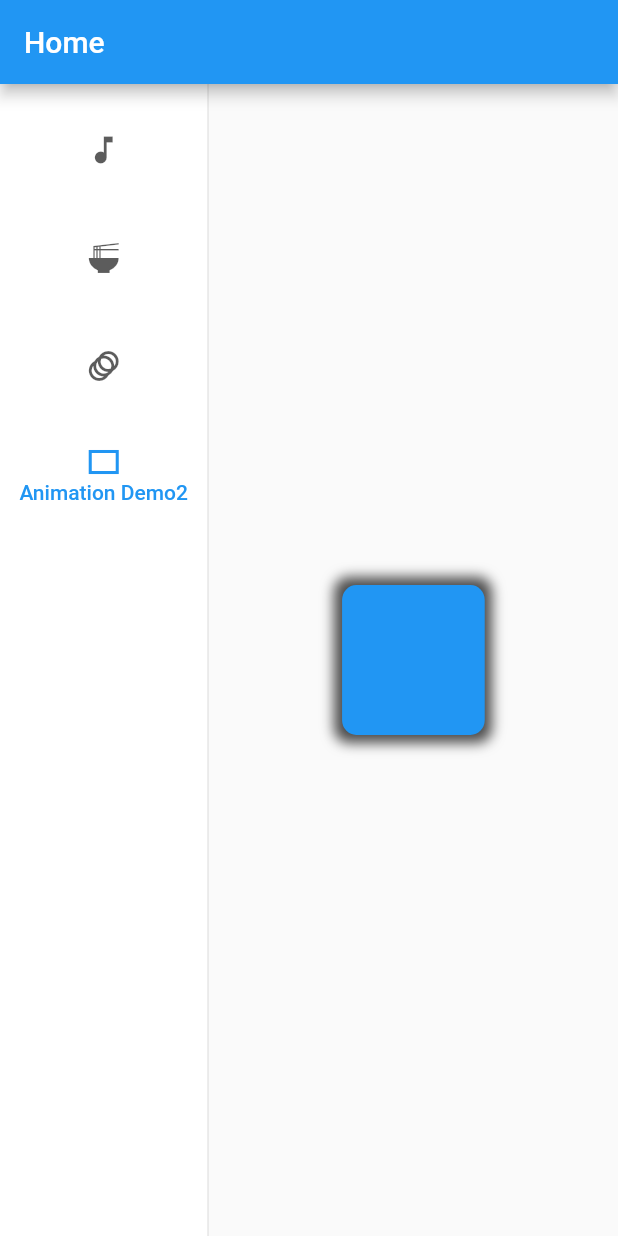
After one commit to jinyongnan810/flutter-practice, a Flutter app: the screen it shows after launch, after a tap on "Test Widgets Demo", after a tap on "Animation Demo", after a tap on "Animation Demo2", on a phone screen of 412 x 824 dp. The commit adds this screen. Run offline on Flutter 3.47's test engine with Material 2 defaults, Android fonts, the phone set to English and light mode, and no system bars; our stand-ins replace audioplayers, flutter_riverpod, freezed_annotation.

Commit message:
flipping animation

```diff
--- /dev/null
+++ b/lib/demos/animation-demo2.dart
@@ -0,0 +1,73 @@
+import 'dart:math';
+
+import 'package:flutter/material.dart';
+import 'package:flutter_practice/shared/demo-widget.dart';
+
+class AnimationDemo2 extends StatefulWidget implements DemoWidget {
+  const AnimationDemo2({Key? key}) : super(key: key);
+  static const String _title = 'Animation Demo2';
+  static const String _description = 'Flipping rectangle animation';
+
+  @override
+  State<AnimationDemo2> createState() => _AnimationDemo2State();
+  @override
+  String get title => AnimationDemo2._title;
+
+  @override
+  String get description => AnimationDemo2._description;
+
+  @override
+  Icon get icon => const Icon(Icons.rectangle_outlined);
+}
+
+class _AnimationDemo2State extends State<AnimationDemo2>
+    with TickerProviderStateMixin {
+  late final AnimationController _flippingAnimationController;
+  late final Animation<double> _animation;
+  @override
+  void initState() {
+    super.initState();
+    _flippingAnimationController = AnimationController(
+      vsync: this,
+      duration: const Duration(seconds: 2),
+    );
+    _animation = Tween<double>(begin: 0, end: pi * 2)
+        .animate(_flippingAnimationController);
+    _flippingAnimationController.repeat();
+  }
+
+  @override
+  void dispose() {
+    _flippingAnimationController.dispose();
+    super.dispose();
+  }
+
+  @override
+  Widget build(BuildContext context) {
+    return Center(
+      child: AnimatedBuilder(
+        animation: _flippingAnimationController,
+        builder: (ctx, _) {
+          return Transform(
+            alignment: Alignment.center,
+            transform: Matrix4.identity()..rotateY(_animation.value),
+            child: Container(
+              decoration: BoxDecoration(
+                  borderRadius: BorderRadius.circular(10),
+                  boxShadow: [
+                    BoxShadow(
+                        color: Colors.black.withOpacity(0.7),
+                        spreadRadius: 5,
+                        blurRadius: 7,
+                        offset: const Offset(0, 0))
+                  ],
+                  color: Colors.blue),
+              width: 100,
+              height: 100,
+            ),
+          );
+        },
+      ),
+    );
+  }
+}
--- a/lib/screen/home_screen.dart
+++ b/lib/screen/home_screen.dart
@@ -1,12 +1,13 @@
 import 'package:flutter/material.dart';
 import 'package:flutter_practice/components/demo_card.dart';
+import 'package:flutter_practice/demos/animation-demo2.dart';
 import 'package:flutter_practice/demos/play-sound-demo.dart';
 import 'package:flutter_practice/demos/test-widgets-demo.dart';
 import 'package:flutter_practice/demos/animation-demo.dart';
 import 'package:flutter_practice/shared/demo-widget.dart';
 
 class HomeScreen extends StatefulWidget {
-  HomeScreen({Key? key}) : super(key: key);
+  const HomeScreen({Key? key}) : super(key: key);
 
   @override
   State<HomeScreen> createState() => _HomeScreenState();
@@ -16,7 +17,8 @@ class _HomeScreenState extends State<HomeScreen> {
   final List<DemoWidget> _demos = [
     const PlaySoundDemo(),
     TestWidgetsDemo(),
-    const AnimationDemo()
+    const AnimationDemo(),
+    const AnimationDemo2()
   ];
   int _selectedIndex = 0;
 
```
